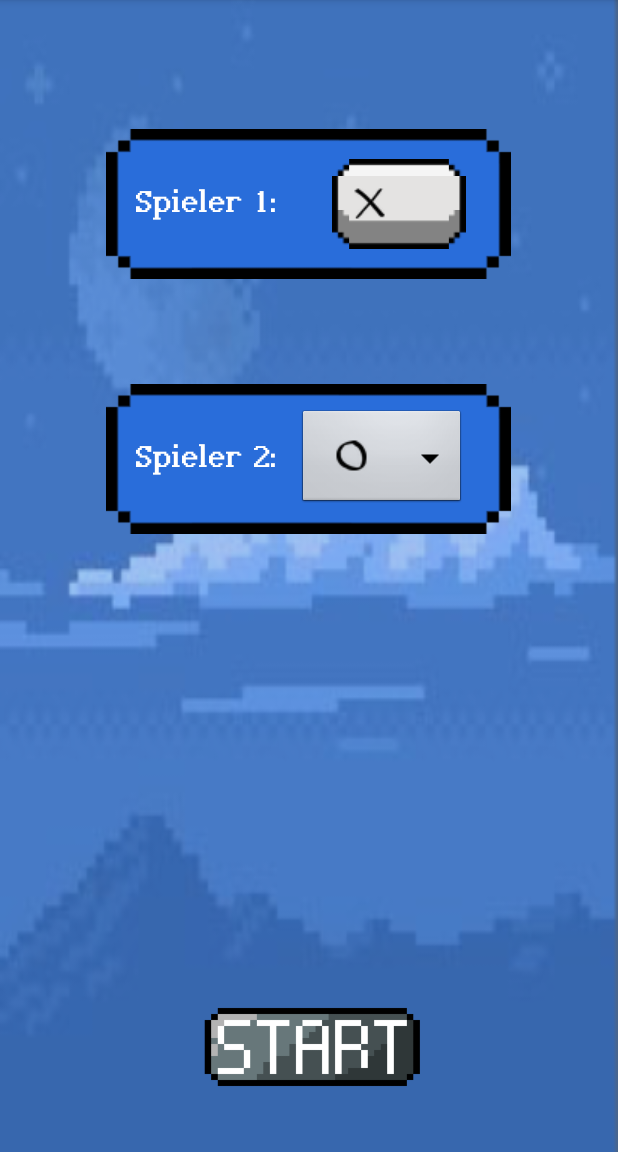
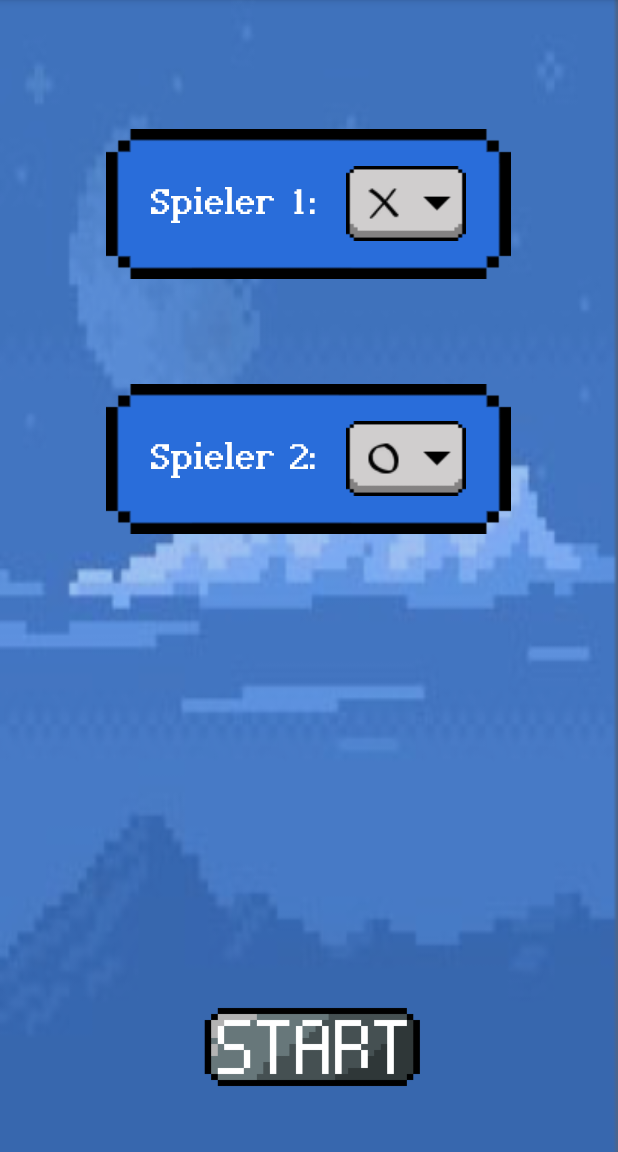
Before and after one commit to eva234/TicTacToeJonas, an Android app: the MenuActivity screen opened directly, with no data from a screen before it, on a phone screen of 412 x 824 dp, the part 84-1236 px from its top. Run offline under Robolectric (Android 15) with nearby library versions, the phone set to English and light mode, and no system bars.

Commit message:
Cooler Dropdown Button Background

```diff
--- a/app/src/main/java/com/example/teamrocket/tictactoe/StartActivity.java
+++ b/app/src/main/java/com/example/teamrocket/tictactoe/StartActivity.java
@@ -27,9 +27,5 @@ public class StartActivity extends AppCompatActivity {
                 startActivity(intent);
             }
         });
-        Typeface customTypeface = Typeface.createFromAsset(this.getAssets(), getString(R.string.Goethe));
-        TextView clickToStartTextView = (TextView) findViewById(R.id.clickToStartTextView);
-        clickToStartTextView.setTypeface(customTypeface);
-
     }
 }
--- a/app/src/main/res/layout/activity_menu.xml
+++ b/app/src/main/res/layout/activity_menu.xml
@@ -26,7 +26,7 @@
         android:layout_centerHorizontal="true"
         android:layout_marginTop="86dp"
         android:paddingRight="30dp"
-        android:paddingLeft="20dp"
+        android:paddingLeft="30dp"
         android:background="@drawable/spielerwahl">
 
         <TextView
@@ -34,17 +34,17 @@
             android:layout_width="wrap_content"
             android:layout_height="wrap_content"
             android:layout_weight="1"
-            android:textSize="25dp"
+            android:textSize="30dp"
             android:textColor="@android:color/white"
             android:layout_gravity="center_vertical"
             android:text="@string/player1" />
 
         <Spinner
             android:id="@+id/spinner1"
-            android:layout_width="89dp"
-            android:layout_height="60dp"
+            android:layout_width="80dp"
+            android:layout_height="50dp"
             android:layout_gravity="center_vertical"
-            android:background="@drawable/pixel_backgroud"
+            android:background="@drawable/dropdown_button_background"
             android:spinnerMode="dropdown" />
 
     </LinearLayout>
@@ -56,7 +56,7 @@
         android:layout_centerHorizontal="true"
         android:layout_marginTop="70dp"
         android:paddingRight="30dp"
-        android:paddingLeft="20dp"
+        android:paddingLeft="30dp"
         android:id="@+id/changeSymbolSecondPlayerLayout"
         android:layout_below="@+id/changeSymbolFirstPlayerLayout"
         android:background="@drawable/spielerwahl">
@@ -66,17 +66,17 @@
             android:layout_width="wrap_content"
             android:layout_height="wrap_content"
             android:layout_weight="1"
-            android:textSize="25dp"
+            android:textSize="30dp"
             android:textColor="@android:color/white"
             android:layout_gravity="center_vertical"
             android:text="@string/player2" />
 
         <Spinner
             android:id="@+id/spinner2"
-            android:layout_width="wrap_content"
-            android:layout_height="wrap_content"
+            android:layout_width="80dp"
+            android:layout_height="50dp"
             android:layout_gravity="center_vertical"
-            android:background="@android:drawable/btn_dropdown"
+            android:background="@drawable/dropdown_button_background"
             android:spinnerMode="dropdown" />
     </LinearLayout>
 
```
Also changed, not shown: app/src/main/res/drawable/dropdown_button_background.png (added), app/src/main/res/drawable/pixel_backgroud.9.png (deleted).
